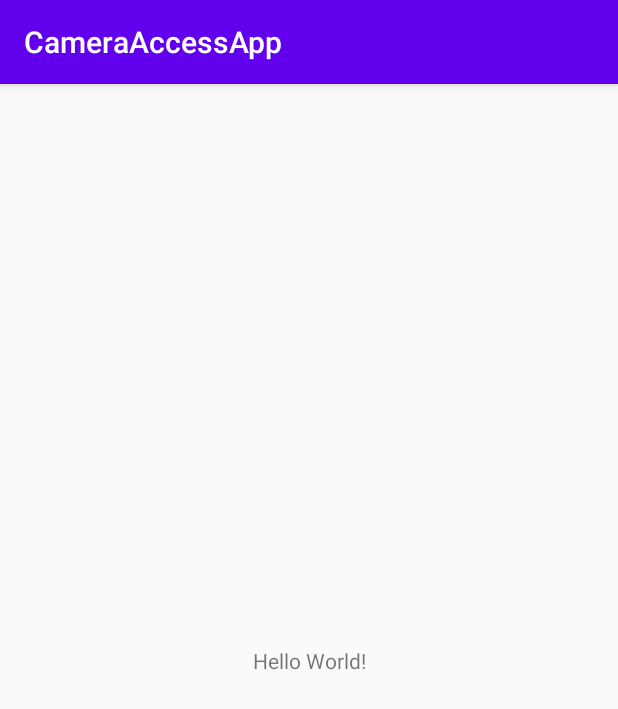
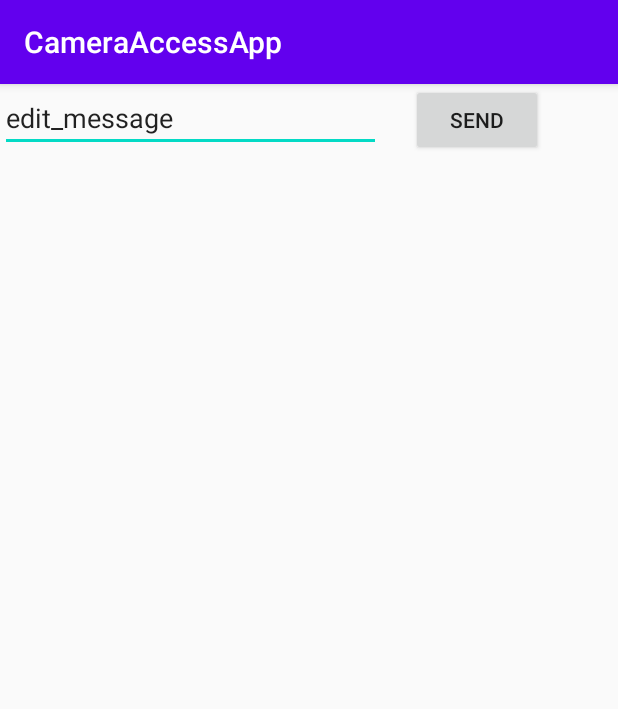
Before and after one commit to LiuYuancheng/ProgramTools, an Android app: the screen it shows after launch (MainActivity), on a phone screen of 412 x 824 dp. Shown: the top 709 px of the screen. Run offline under Robolectric (Android 15) with nearby library versions, the phone set to English and light mode, and no system bars.

```diff
--- a/androidApp/src/app/src/main/res/layout/activity_main.xml
+++ b/androidApp/src/app/src/main/res/layout/activity_main.xml
@@ -6,13 +6,27 @@
     android:layout_height="match_parent"
     tools:context=".MainActivity">
 
-    <TextView
+    <EditText
+        android:id="@+id/editText2"
+        android:layout_width="254dp"
+        android:layout_height="45dp"
+        android:layout_marginEnd="16dp"
+        android:layout_marginRight="16dp"
+        android:ems="10"
+        android:hint="@string/edit_message"
+        android:inputType="textPersonName"
+        android:text="edit_message "
+        app:layout_constraintEnd_toStartOf="@+id/button"
+        tools:layout_editor_absoluteY="19dp" />
+
+    <Button
+        android:id="@+id/button"
         android:layout_width="wrap_content"
         android:layout_height="wrap_content"
-        android:text="Hello World!"
-        app:layout_constraintBottom_toBottomOf="parent"
-        app:layout_constraintLeft_toLeftOf="parent"
-        app:layout_constraintRight_toRightOf="parent"
-        app:layout_constraintTop_toTopOf="parent" />
-
+        android:layout_marginStart="20dp"
+        android:layout_marginLeft="20dp"
+        android:onClick="sendMessage"
+        android:text="@string/button_send"
+        app:layout_constraintStart_toEndOf="@+id/editText2"
+        tools:layout_editor_absoluteY="16dp" />
 </androidx.constraintlayout.widget.ConstraintLayout>
--- a/androidApp/src/app/src/main/res/values/strings.xml
+++ b/androidApp/src/app/src/main/res/values/strings.xml
@@ -1,3 +1,5 @@
 <resources>
     <string name="app_name">CameraAccessApp</string>
+    <string name="edit_message">Enter a message</string>
+    <string name="button_send">Send</string>
 </resources>
```
Also changed, not shown: androidApp/src/app/src/main/AndroidManifest.xml (+7 -0 lines), androidApp/src/app/src/main/java/com/example/cameraaccessapp/DisplayMessageActivity.java (added, +24 -0 lines), androidApp/src/app/src/main/java/com/example/cameraaccessapp/MainActivity.java (+15 -0 lines), androidApp/src/app/src/main/res/layout/activity_display_message.xml (added, +17 -0 lines).
